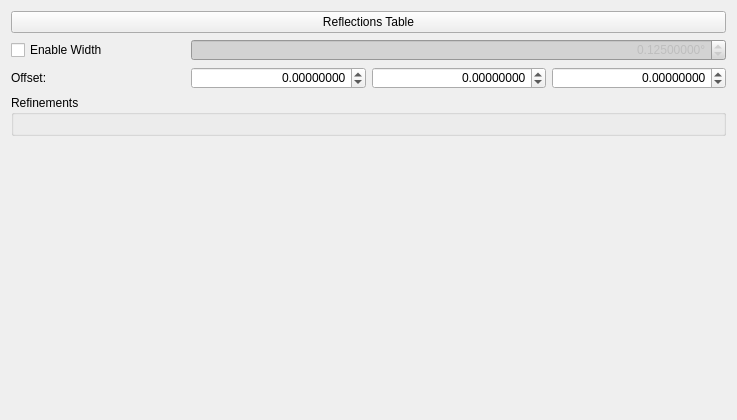
Before: the Qt Designer form hexrd/ui/resources/ui/powder_overlay_editor.ui in HEXRD/hexrdgui, drawn with Qt 5.
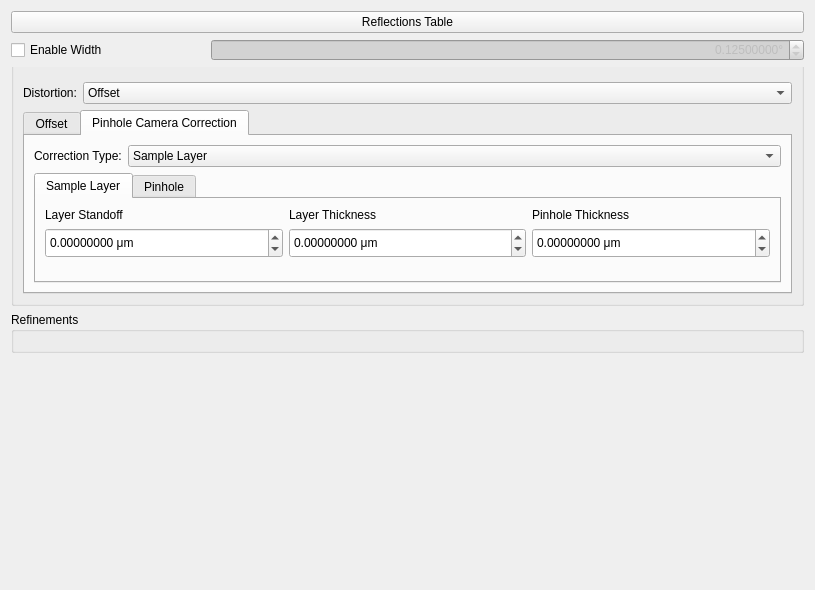
After: the same form once the commit is applied. The open tabs and pages were chosen to show the change. Custom widgets are drawn as their Qt base class.

Commit message:
Set up UI for pinhole distortion
These are not currently connected to anything, though.

```diff
--- a/hexrd/ui/resources/ui/powder_overlay_editor.ui
+++ b/hexrd/ui/resources/ui/powder_overlay_editor.ui
@@ -6,14 +6,14 @@
    <rect>
     <x>0</x>
     <y>0</y>
-    <width>737</width>
-    <height>420</height>
+    <width>815</width>
+    <height>590</height>
    </rect>
   </property>
   <property name="minimumSize">
    <size>
     <width>0</width>
-    <height>420</height>
+    <height>590</height>
    </size>
   </property>
   <property name="windowTitle">
@@ -24,18 +24,25 @@
 </string>
   </property>
   <layout class="QGridLayout" name="gridLayout">
-   <item row="4" column="1" colspan="4">
-    <spacer name="verticalSpacer">
-     <property name="orientation">
-      <enum>Qt::Vertical</enum>
+   <item row="1" column="1">
+    <widget class="QCheckBox" name="enable_width">
+     <property name="toolTip">
+      <string>&lt;html&gt;&lt;head/&gt;&lt;body&gt;&lt;p&gt;Enable 2θ width for the overlay's material.&lt;/p&gt;&lt;/body&gt;&lt;/html&gt;</string>
      </property>
-     <property name="sizeHint" stdset="0">
-      <size>
-       <width>20</width>
-       <height>40</height>
-      </size>
+     <property name="text">
+      <string>Enable Width</string>
      </property>
-    </spacer>
+    </widget>
+   </item>
+   <item row="0" column="1" colspan="4">
+    <widget class="QPushButton" name="reflections_table">
+     <property name="focusPolicy">
+      <enum>Qt::NoFocus</enum>
+     </property>
+     <property name="text">
+      <string>Reflections Table</string>
+     </property>
+    </widget>
    </item>
    <item row="1" column="2" colspan="3">
     <widget class="ScientificDoubleSpinBox" name="tth_width">
@@ -74,81 +81,7 @@
      </property>
     </widget>
    </item>
-   <item row="2" column="4">
-    <widget class="ScientificDoubleSpinBox" name="offset_2">
-     <property name="alignment">
-      <set>Qt::AlignRight|Qt::AlignTrailing|Qt::AlignVCenter</set>
-     </property>
-     <property name="keyboardTracking">
-      <bool>false</bool>
-     </property>
-     <property name="decimals">
-      <number>8</number>
-     </property>
-     <property name="minimum">
-      <double>-100000.000000000000000</double>
-     </property>
-     <property name="maximum">
-      <double>1000000.000000000000000</double>
-     </property>
-    </widget>
-   </item>
-   <item row="2" column="3">
-    <widget class="ScientificDoubleSpinBox" name="offset_1">
-     <property name="alignment">
-      <set>Qt::AlignRight|Qt::AlignTrailing|Qt::AlignVCenter</set>
-     </property>
-     <property name="keyboardTracking">
-      <bool>false</bool>
-     </property>
-     <property name="decimals">
-      <number>8</number>
-     </property>
-     <property name="minimum">
-      <double>-100000.000000000000000</double>
-     </property>
-     <property name="maximum">
-      <double>1000000.000000000000000</double>
-     </property>
-    </widget>
-   </item>
-   <item row="2" column="2">
-    <widget class="ScientificDoubleSpinBox" name="offset_0">
-     <property name="alignment">
-      <set>Qt::AlignRight|Qt::AlignTrailing|Qt::AlignVCenter</set>
-     </property>
-     <property name="keyboardTracking">
-      <bool>false</bool>
-     </property>
-     <property name="decimals">
-      <number>8</number>
-     </property>
-     <property name="minimum">
-      <double>-100000.000000000000000</double>
-     </property>
-     <property name="maximum">
-      <double>1000000.000000000000000</double>
-     </property>
-    </widget>
-   </item>
-   <item row="1" column="1">
-    <widget class="QCheckBox" name="enable_width">
-     <property name="toolTip">
-      <string>&lt;html&gt;&lt;head/&gt;&lt;body&gt;&lt;p&gt;Enable 2θ width for the overlay's material.&lt;/p&gt;&lt;/body&gt;&lt;/html&gt;</string>
-     </property>
-     <property name="text">
-      <string>Enable Width</string>
-     </property>
-    </widget>
-   </item>
-   <item row="2" column="1">
-    <widget class="QLabel" name="offset_label">
-     <property name="text">
-      <string>Offset:</string>
-     </property>
-    </widget>
-   </item>
-   <item row="3" column="1" colspan="4">
+   <item row="5" column="1" colspan="4">
     <widget class="QGroupBox" name="refinements_group">
      <property name="title">
       <string>Refinements</string>
@@ -160,16 +93,411 @@
      </layout>
     </widget>
    </item>
-   <item row="0" column="1" colspan="4">
-    <widget class="QPushButton" name="reflections_table">
-     <property name="focusPolicy">
-      <enum>Qt::NoFocus</enum>
+   <item row="2" column="1" colspan="4">
+    <widget class="QGroupBox" name="distortion_group">
+     <property name="styleSheet">
+      <string notr="true">QGroupBox{padding-top:15px; margin-top:-20px}</string>
      </property>
-     <property name="text">
-      <string>Reflections Table</string>
+     <property name="title">
+      <string/>
      </property>
+     <layout class="QGridLayout" name="gridLayout_6">
+      <item row="0" column="0">
+       <widget class="QLabel" name="distortion_type_label">
+        <property name="sizePolicy">
+         <sizepolicy hsizetype="Fixed" vsizetype="Preferred">
+          <horstretch>0</horstretch>
+          <verstretch>0</verstretch>
+         </sizepolicy>
+        </property>
+        <property name="text">
+         <string>Distortion:</string>
+        </property>
+       </widget>
+      </item>
+      <item row="0" column="1">
+       <widget class="QComboBox" name="distortion_type">
+        <item>
+         <property name="text">
+          <string>Offset</string>
+         </property>
+        </item>
+        <item>
+         <property name="text">
+          <string>Pinhole Camera Correction</string>
+         </property>
+        </item>
+       </widget>
+      </item>
+      <item row="1" column="0" colspan="2">
+       <widget class="HiddenBarTabWidget" name="distortion_tab_widget">
+        <property name="sizePolicy">
+         <sizepolicy hsizetype="Preferred" vsizetype="Preferred">
+          <horstretch>0</horstretch>
+          <verstretch>0</verstretch>
+         </sizepolicy>
+        </property>
+        <property name="currentIndex">
+         <number>1</number>
+        </property>
+        <widget class="QWidget" name="distortion_offset_tab">
+         <attribute name="title">
+          <string>Offset</string>
+         </attribute>
+         <layout class="QGridLayout" name="gridLayout_2">
+          <item row="1" column="1">
+           <widget class="ScientificDoubleSpinBox" name="offset_0">
+            <property name="minimumSize">
+             <size>
+              <width>0</width>
+              <height>30</height>
+             </size>
+            </property>
+            <property name="alignment">
+             <set>Qt::AlignRight|Qt::AlignTrailing|Qt::AlignVCenter</set>
+            </property>
+            <property name="keyboardTracking">
+             <bool>false</bool>
+            </property>
+            <property name="suffix">
+             <string> mm</string>
+            </property>
+            <property name="decimals">
+             <number>8</number>
+            </property>
+            <property name="minimum">
+             <double>-100000.000000000000000</double>
+            </property>
+            <property name="maximum">
+             <double>1000000.000000000000000</double>
+            </property>
+           </widget>
+          </item>
+          <item row="1" column="0">
+           <widget class="QLabel" name="offset_label">
+            <property name="text">
+             <string>Offset:</string>
+            </property>
+           </widget>
+          </item>
+          <item row="1" column="2">
+           <widget class="ScientificDoubleSpinBox" name="offset_1">
+            <property name="minimumSize">
+             <size>
+              <width>0</width>
+              <height>30</height>
+             </size>
+            </property>
+            <property name="alignment">
+             <set>Qt::AlignRight|Qt::AlignTrailing|Qt::AlignVCenter</set>
+            </property>
+            <property name="keyboardTracking">
+             <bool>false</bool>
+            </property>
+            <property name="suffix">
+             <string> mm</string>
+            </property>
+            <property name="decimals">
+             <number>8</number>
+            </property>
+            <property name="minimum">
+             <double>-100000.000000000000000</double>
+            </property>
+            <property name="maximum">
+             <double>1000000.000000000000000</double>
+            </property>
+           </widget>
+          </item>
+          <item row="1" column="3">
+           <widget class="ScientificDoubleSpinBox" name="offset_2">
+            <property name="minimumSize">
+             <size>
+              <width>0</width>
+              <height>30</height>
+             </size>
+            </property>
+            <property name="alignment">
+             <set>Qt::AlignRight|Qt::AlignTrailing|Qt::AlignVCenter</set>
+            </property>
+            <property name="keyboardTracking">
+             <bool>false</bool>
+            </property>
+            <property name="suffix">
+             <string> mm</string>
+            </property>
+            <property name="decimals">
+             <number>8</number>
+            </property>
+            <property name="minimum">
+             <double>-100000.000000000000000</double>
+            </property>
+            <property name="maximum">
+             <double>1000000.000000000000000</double>
+            </property>
+           </widget>
+          </item>
+          <item row="2" column="1" colspan="2">
+           <spacer name="verticalSpacer_2">
+            <property name="orientation">
+             <enum>Qt::Vertical</enum>
+            </property>
+            <property name="sizeHint" stdset="0">
+             <size>
+              <width>20</width>
+              <height>1</height>
+             </size>
+            </property>
+           </spacer>
+          </item>
+         </layout>
+        </widget>
+        <widget class="QWidget" name="distortion_pinhole_camera_correction_tab">
+         <attribute name="title">
+          <string>Pinhole Camera Correction</string>
+         </attribute>
+         <layout class="QGridLayout" name="gridLayout_3">
+          <item row="0" column="0">
+           <widget class="QLabel" name="pinhole_correction_type_label">
+            <property name="sizePolicy">
+             <sizepolicy hsizetype="Fixed" vsizetype="Preferred">
+              <horstretch>0</horstretch>
+              <verstretch>0</verstretch>
+             </sizepolicy>
+            </property>
+            <property name="text">
+             <string>Correction Type:</string>
+            </property>
+           </widget>
+          </item>
+          <item row="0" column="1">
+           <widget class="QComboBox" name="pinhole_correction_type">
+            <item>
+             <property name="text">
+              <string>Sample Layer</string>
+             </property>
+            </item>
+            <item>
+             <property name="text">
+              <string>Pinhole</string>
+             </property>
+            </item>
+           </widget>
+          </item>
+          <item row="1" column="0" colspan="2">
+           <widget class="HiddenBarTabWidget" name="pinhole_correction_type_tab_widget">
+            <property name="currentIndex">
+             <number>1</number>
+            </property>
+            <widget class="QWidget" name="sample_layer_tab">
+             <attribute name="title">
+              <string>Sample Layer</string>
+             </attribute>
+             <layout class="QGridLayout" name="gridLayout_4">
+              <item row="0" column="0">
+               <widget class="QLabel" name="sl_layer_standoff_label">
+                <property name="text">
+                 <string>Layer Standoff</string>
+                </property>
+               </widget>
+              </item>
+              <item row="1" column="0">
+               <widget class="ScientificDoubleSpinBox" name="sl_layer_standoff">
+                <property name="minimumSize">
+                 <size>
+                  <width>0</width>
+                  <height>30</height>
+                 </size>
+                </property>
+                <property name="suffix">
+                 <string> μm</string>
+                </property>
+                <property name="decimals">
+                 <number>8</number>
+                </property>
+                <property name="minimum">
+                 <double>-10000000.000000000000000</double>
+                </property>
+                <property name="maximum">
+                 <double>10000000.000000000000000</double>
+                </property>
+                <property name="singleStep">
+                 <double>0.010000000000000</double>
+                </property>
+               </widget>
+              </item>
+              <item row="0" column="1">
+               <widget class="QLabel" name="sl_layer_thickness_label">
+                <property name="text">
+                 <string>Layer Thickness</string>
+                </property>
+               </widget>
+              </item>
+              <item row="1" column="1">
+               <widget class="ScientificDoubleSpinBox" name="sl_layer_thickness">
+                <property name="minimumSize">
+                 <size>
+                  <width>0</width>
+                  <height>30</height>
+                 </size>
+                </property>
+                <property name="suffix">
+                 <string> μm</string>
+                </property>
+                <property name="decimals">
+                 <number>8</number>
+                </property>
+                <property name="minimum">
+                 <double>-10000000.000000000000000</double>
+                </property>
+                <property name="maximum">
+                 <double>10000000.000000000000000</double>
+                </property>
+                <property name="singleStep">
+                 <double>0.010000000000000</double>
+                </property>
+               </widget>
+              </item>
+              <item row="0" column="2">
+               <widget class="QLabel" name="sl_pinhole_thickness_label">
+                <property name="text">
+                 <string>Pinhole Thickness</string>
+                </property>
+               </widget>
+              </item>
+              <item row="1" column="2">
+               <widget class="ScientificDoubleSpinBox" name="sl_pinhole_thickness">
+                <property name="minimumSize">
+                 <size>
+                  <width>0</width>
+                  <height>30</height>
+                 </size>
+                </property>
+                <property name="suffix">
+                 <string> μm</string>
+                </property>
+                <property name="decimals">
+                 <number>8</number>
+                </property>
+                <property name="minimum">
+                 <double>-10000000.000000000000000</double>
+                </property>
+                <property name="maximum">
+                 <double>10000000.000000000000000</double>
+                </property>
+                <property name="singleStep">
+                 <double>0.010000000000000</double>
+                </property>
+               </widget>
+              </item>
+              <item row="2" column="1">
+               <spacer name="verticalSpacer_3">
+                <property name="orientation">
+                 <enum>Qt::Vertical</enum>
+                </property>
+                <property name="sizeHint" stdset="0">
+                 <size>
+                  <width>20</width>
+                  <height>1</height>
+                 </size>
+                </property>
+               </spacer>
+              </item>
+             </layout>
+            </widget>
+            <widget class="QWidget" name="pinhole_correction_stacked_widgetPage2">
+             <attribute name="title">
+              <string>Pinhole</string>
+             </attribute>
+             <layout class="QGridLayout" name="gridLayout_5">
+              <item row="0" column="1">
+               <widget class="QLabel" name="ph_thickness_label">
+                <property name="text">
+                 <string>Pinhole Thickness</string>
+                </property>
+               </widget>
+              </item>
+              <item row="1" column="1">
+               <widget class="QDoubleSpinBox" name="ph_thickness">
+                <property name="minimumSize">
+                 <size>
+                  <width>0</width>
+                  <height>30</height>
+                 </size>
+                </property>
+                <property name="decimals">
+                 <number>8</number>
+                </property>
+                <property name="maximum">
+                 <double>100000000.000000000000000</double>
+                </property>
+                <property name="singleStep">
+                 <double>0.010000000000000</double>
+                </property>
+               </widget>
+              </item>
+              <item row="1" column="0">
+               <widget class="QDoubleSpinBox" name="ph_diameter">
+                <property name="minimumSize">
+                 <size>
+                  <width>0</width>
+                  <height>30</height>
+                 </size>
+                </property>
+                <property name="decimals">
+                 <number>8</number>
+                </property>
+                <property name="maximum">
+                 <double>100000000.000000000000000</double>
+                </property>
+                <property name="singleStep">
+                 <double>0.010000000000000</double>
+                </property>
+               </widget>
+              </item>
+              <item row="0" column="0">
+               <widget class="QLabel" name="ph_diameter_label">
+                <property name="text">
+                 <string>Pinhole Diameter</string>
+                </property>
+               </widget>
+              </item>
+              <item row="2" column="1">
+               <spacer name="verticalSpacer_4">
+                <property name="orientation">
+                 <enum>Qt::Vertical</enum>
+                </property>
+                <property name="sizeHint" stdset="0">
+                 <size>
+                  <width>20</width>
+                  <height>10</height>
+                 </size>
+                </property>
+               </spacer>
+              </item>
+             </layout>
+            </widget>
+           </widget>
+          </item>
+         </layout>
+        </widget>
+       </widget>
+      </item>
+     </layout>
     </widget>
    </item>
+   <item row="6" column="1" colspan="4">
+    <spacer name="verticalSpacer">
+     <property name="orientation">
+      <enum>Qt::Vertical</enum>
+     </property>
+     <property name="sizeHint" stdset="0">
+      <size>
+       <width>20</width>
+       <height>40</height>
+      </size>
+     </property>
+    </spacer>
+   </item>
   </layout>
  </widget>
  <customwidgets>
@@ -178,6 +506,12 @@
    <extends>QDoubleSpinBox</extends>
    <header>scientificspinbox.py</header>
   </customwidget>
+  <customwidget>
+   <class>HiddenBarTabWidget</class>
+   <extends>QTabWidget</extends>
+   <header>hidden_bar_tab_widget</header>
+   <container>1</container>
+  </customwidget>
  </customwidgets>
  <tabstops>
   <tabstop>reflections_table</tabstop>
```
Left out of the diff: 45 changed lines with no effect on the pictures. The commit also changes 3 other files.
